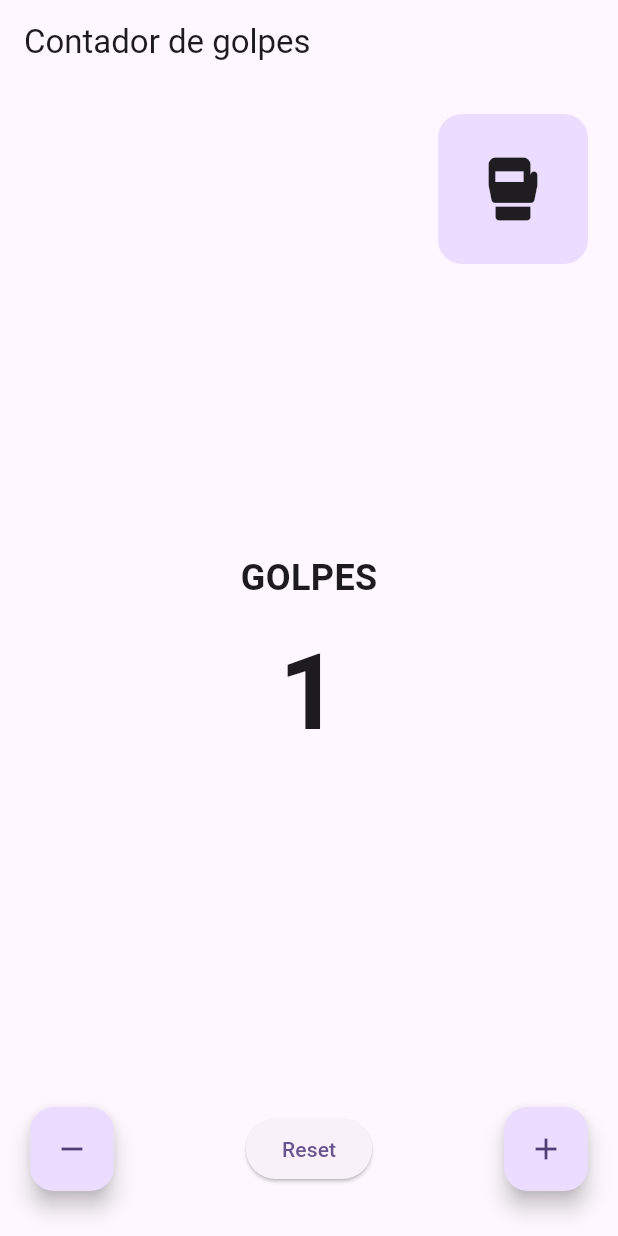
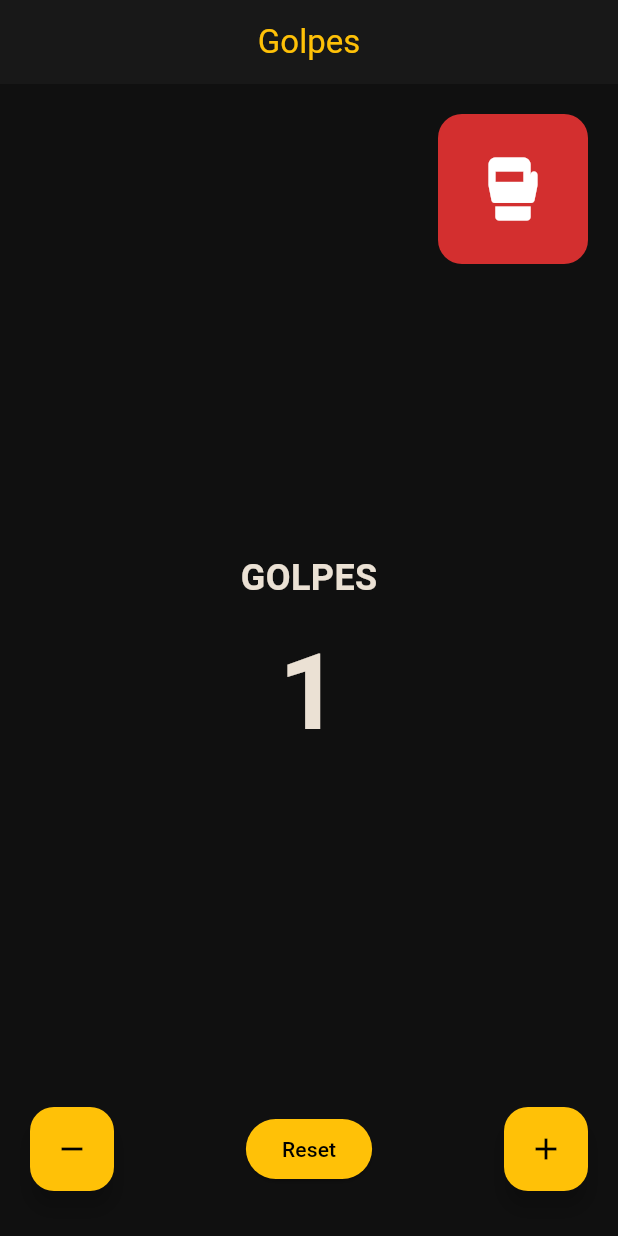
Before and after one commit to CesarMartinezNrv/Programacion-Asistida-de-Apps, a Flutter app: the screen it shows after launch, after a tap on the "sports mma" icon, on a phone screen of 412 x 824 dp. Run offline on Flutter 3.47's test engine with Material 3 defaults, Android fonts, the phone set to English and light mode, and no system bars.

Commit message:
Modificacion: darkmode y despliegue de golpes

```diff
--- a/03_ContadorInterfaces/lib/main.dart
+++ b/03_ContadorInterfaces/lib/main.dart
@@ -1,3 +1,5 @@
+import 'dart:async';
+
 import 'package:flutter/material.dart';
 
 void main() {
@@ -11,10 +13,30 @@ class MyApp extends StatelessWidget {
   Widget build(BuildContext context) {
     return MaterialApp(
       debugShowCheckedModeBanner: false,
-      title: 'Contador de golpes',
+      title: 'Golpes',
       theme: ThemeData(
-        colorScheme: ColorScheme.fromSeed(seedColor: Colors.deepPurple),
+        brightness: Brightness.dark,
+        colorScheme: ColorScheme.fromSeed(
+          seedColor: Colors.amber,
+          brightness: Brightness.dark,
+        ),
         useMaterial3: true,
+        scaffoldBackgroundColor: const Color(0xFF101010),
+        appBarTheme: const AppBarTheme(
+          backgroundColor: Color(0xFF181818),
+          foregroundColor: Colors.amber,
+          centerTitle: true,
+        ),
+        floatingActionButtonTheme: const FloatingActionButtonThemeData(
+          backgroundColor: Colors.amber,
+          foregroundColor: Colors.black,
+        ),
+        elevatedButtonTheme: ElevatedButtonThemeData(
+          style: ElevatedButton.styleFrom(
+            backgroundColor: Colors.amber,
+            foregroundColor: Colors.black,
+          ),
+        ),
       ),
       home: const CounterPage(),
     );
@@ -30,6 +52,8 @@ class CounterPage extends StatefulWidget {
 
 class _CounterPageState extends State<CounterPage> {
   int contador = 0;
+  bool mostrarGolpe = false;
+  Timer? temporizadorGolpe;
 
   void restar() {
     if (contador == 0) {
@@ -53,10 +77,33 @@ class _CounterPageState extends State<CounterPage> {
     });
   }
 
+  void golpear() {
+    temporizadorGolpe?.cancel();
+
+    setState(() {
+      contador++;
+      mostrarGolpe = true;
+    });
+
+    temporizadorGolpe = Timer(const Duration(milliseconds: 700), () {
+      if (mounted) {
+        setState(() {
+          mostrarGolpe = false;
+        });
+      }
+    });
+  }
+
+  @override
+  void dispose() {
+    temporizadorGolpe?.cancel();
+    super.dispose();
+  }
+
   @override
   Widget build(BuildContext context) {
     return Scaffold(
-      appBar: AppBar(title: const Text('Contador de golpes')),
+      appBar: AppBar(title: const Text('Golpes')),
       body: Stack(
         children: [
           Center(
@@ -80,19 +127,39 @@ class _CounterPageState extends State<CounterPage> {
             ),
           ),
           Positioned(
+            top: 30,
+            left: 24,
+            child: AnimatedOpacity(
+              opacity: mostrarGolpe ? 1 : 0,
+              duration: const Duration(milliseconds: 150),
+              child: const Text(
+                '¡GOLPE!',
+                style: TextStyle(
+                  color: Colors.redAccent,
+                  fontSize: 24,
+                  fontWeight: FontWeight.bold,
+                ),
+              ),
+            ),
+          ),
+          Positioned(
             top: 20,
             right: 20,
             child: InkWell(
-              onTap: sumar,
+              onTap: golpear,
               borderRadius: BorderRadius.circular(16),
               child: Ink(
                 width: 100,
                 height: 100,
                 decoration: BoxDecoration(
-                  color: Theme.of(context).colorScheme.primaryContainer,
+                  color: Colors.red.shade700,
                   borderRadius: BorderRadius.circular(16),
                 ),
-                child: const Icon(Icons.sports_mma, size: 56),
+                child: const Icon(
+                  Icons.sports_mma,
+                  size: 56,
+                  color: Colors.white,
+                ),
               ),
             ),
           ),
```
